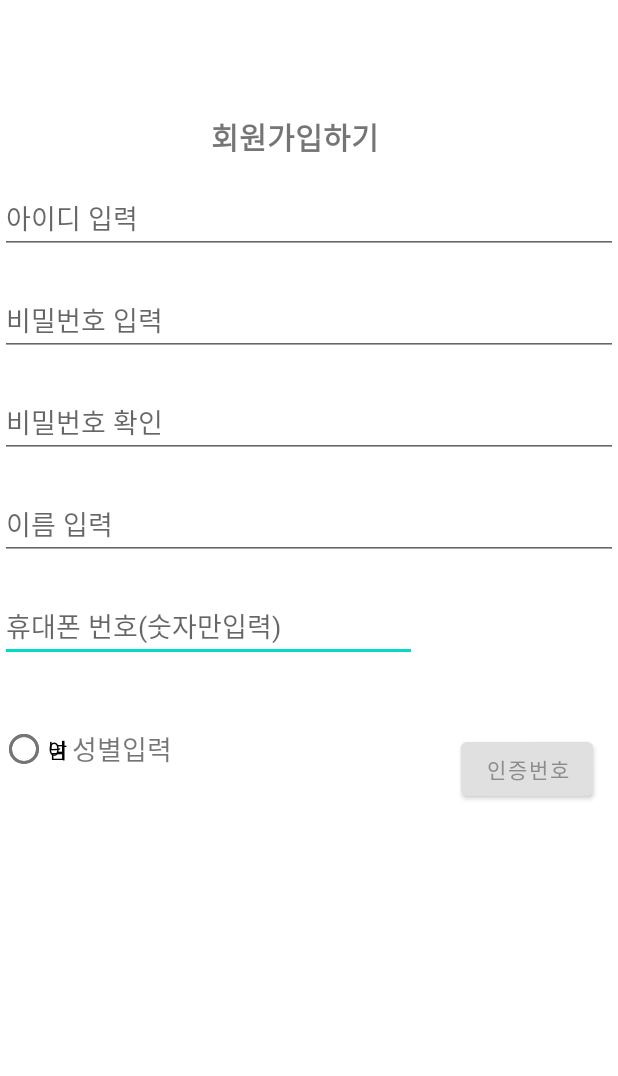
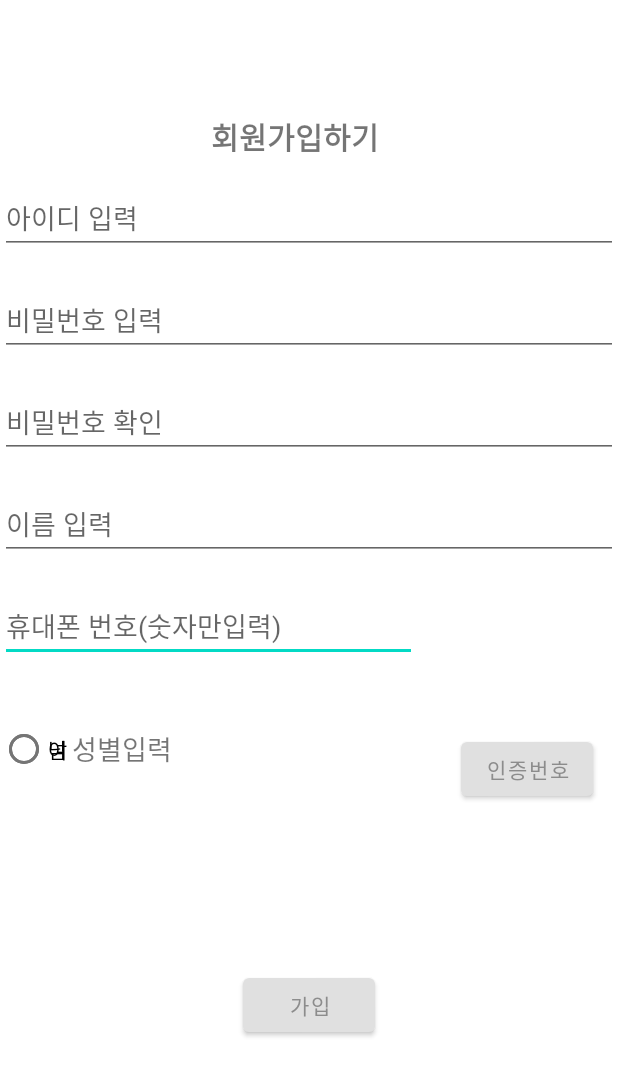
Before and after one commit to 2021-SMHRD-KDT-New-AI-1/thinkBig, an Android app: the sign_up screen opened directly, with no data from a screen before it, on a phone screen of 412 x 824 dp. Shown: the top 1076 px of the screen. Run offline under Robolectric (Android 15) with nearby library versions, the phone set to English and light mode, and no system bars; our stand-ins replace Volley; network calls fail.

Commit message:
지놔 : 로그인, 회원가입 완

```diff
--- a/app/src/main/java/com/cjt/weather/sign_up.java
+++ b/app/src/main/java/com/cjt/weather/sign_up.java
@@ -2,13 +2,85 @@ package com.cjt.weather;
 
 import androidx.appcompat.app.AppCompatActivity;
 
+import android.content.Intent;
 import android.os.Bundle;
+import android.view.View;
+import android.widget.Button;
+import android.widget.EditText;
+import android.widget.RadioButton;
+import android.widget.Toast;
+
+import com.android.volley.Request;
+import com.android.volley.RequestQueue;
+import com.android.volley.Response;
+import com.android.volley.VolleyError;
+import com.android.volley.toolbox.StringRequest;
+import com.android.volley.toolbox.Volley;
 
 public class sign_up extends AppCompatActivity {
+
+    EditText edit_id, edit_pw, edit_pw2, edit_name;
+    Button btn_register;
+    RadioButton radi_male, radi_female;
+    RequestQueue requestQueue;
 
     @Override
     protected void onCreate(Bundle savedInstanceState) {
         super.onCreate(savedInstanceState);
         setContentView(R.layout.activity_sign_up);
+
+        edit_id = findViewById(R.id.edit_id);
+        edit_pw = findViewById(R.id.edit_pw);
+        edit_pw2 = findViewById(R.id.edit_pw2);
+        edit_name = findViewById(R.id.edit_name);
+        btn_register = findViewById(R.id.btn_register);
+        radi_male = findViewById(R.id.radi_male);
+        radi_female = findViewById(R.id.radi_female);
+
+        if (requestQueue == null) {
+            requestQueue = Volley.newRequestQueue(getApplicationContext());
+        }
+
+        btn_register.setOnClickListener(new View.OnClickListener() {
+            @Override
+            public void onClick(View view) {
+                String id = edit_id.getText().toString();
+                String pw = edit_pw.getText().toString();
+                String pw2 = edit_pw2.getText().toString();
+                String name = edit_name.getText().toString();
+                String url = "http://172.30.1.29:3002/Gaip?id=";
+                url += id;
+                url += "&pw=" + pw;
+                url += "&name=" + name;
+
+                StringRequest request = new StringRequest(
+                        Request.Method.GET,
+                        url,
+                        new Response.Listener<String>() {
+                            @Override
+                            public void onResponse(String response) {
+
+                            }
+                        },
+                        new Response.ErrorListener() {
+                            @Override
+                            public void onErrorResponse(VolleyError error) {
+
+                            }
+                        }
+
+                );
+                requestQueue.add(request);
+                if (!pw.equals(pw2)) {
+                    Toast.makeText(getApplicationContext(),"비밀번호가 일치해야 합니다.", Toast.LENGTH_SHORT).show();
+                } else {
+                    Toast.makeText(getApplicationContext(),"회원가입이 완료되었습니다.", Toast.LENGTH_SHORT).show();
+                    Intent intent = new Intent(sign_up.this, LoginActivity.class);
+                    startActivity(intent);
+                }
+            }
+        });
+
+
     }
 }
--- a/app/src/main/res/layout/activity_sign_up.xml
+++ b/app/src/main/res/layout/activity_sign_up.xml
@@ -7,7 +7,19 @@
     tools:context=".sign_up">
 
     <Button
-        android:id="@+id/button4"
+        android:id="@+id/btn_register"
+        android:layout_width="wrap_content"
+        android:layout_height="wrap_content"
+        android:layout_marginBottom="8dp"
+        android:text="가입"
+        android:textColor="#8C8C8C"
+        app:layout_constraintBottom_toBottomOf="parent"
+        app:layout_constraintEnd_toEndOf="parent"
+        app:layout_constraintStart_toStartOf="parent"
+        app:layout_constraintTop_toBottomOf="@+id/radi_male" />
+
+    <Button
+        android:id="@+id/btn_phone"
         android:layout_width="wrap_content"
         android:layout_height="wrap_content"
         android:layout_marginTop="20dp"
@@ -17,11 +29,11 @@
         app:layout_constraintBottom_toBottomOf="parent"
         app:layout_constraintEnd_toEndOf="parent"
         app:layout_constraintHorizontal_bias="0.636"
-        app:layout_constraintStart_toEndOf="@+id/editTextTextPersonName10"
-        app:layout_constraintTop_toBottomOf="@+id/editTextTextPersonName9" />
+        app:layout_constraintStart_toEndOf="@+id/edit_phone"
+        app:layout_constraintTop_toBottomOf="@+id/edit_name" />
 
     <EditText
-        android:id="@+id/editTextTextPersonName10"
+        android:id="@+id/edit_phone"
         android:layout_width="278dp"
         android:layout_height="0dp"
         android:layout_marginTop="20dp"
@@ -30,10 +42,10 @@
         android:inputType="textPersonName"
         android:textColor="#E0E0E0"
         app:layout_constraintStart_toStartOf="parent"
-        app:layout_constraintTop_toBottomOf="@+id/editTextTextPersonName9" />
+        app:layout_constraintTop_toBottomOf="@+id/edit_name" />
 
     <EditText
-        android:id="@+id/editTextTextPersonName9"
+        android:id="@+id/edit_name"
         android:layout_width="0dp"
         android:layout_height="wrap_content"
         android:layout_marginTop="20dp"
@@ -44,10 +56,10 @@
         app:layout_constraintEnd_toEndOf="parent"
         app:layout_constraintHorizontal_bias="0.0"
         app:layout_constraintStart_toStartOf="parent"
-        app:layout_constraintTop_toBottomOf="@+id/editTextTextPassword6" />
+        app:layout_constraintTop_toBottomOf="@+id/edit_pw2" />
 
     <EditText
-        android:id="@+id/editTextTextPassword6"
+        android:id="@+id/edit_pw2"
         android:layout_width="0dp"
         android:layout_height="wrap_content"
         android:layout_marginTop="20dp"
@@ -57,10 +69,10 @@
         app:layout_constraintEnd_toEndOf="parent"
         app:layout_constraintHorizontal_bias="0.0"
         app:layout_constraintStart_toStartOf="parent"
-        app:layout_constraintTop_toBottomOf="@+id/editTextTextPassword5" />
+        app:layout_constraintTop_toBottomOf="@+id/edit_pw" />
 
     <EditText
-        android:id="@+id/editTextTextPassword5"
+        android:id="@+id/edit_pw"
         android:layout_width="0dp"
         android:layout_height="wrap_content"
         android:layout_marginTop="20dp"
@@ -70,10 +82,10 @@
         app:layout_constraintEnd_toEndOf="parent"
         app:layout_constraintHorizontal_bias="0.0"
         app:layout_constraintStart_toStartOf="parent"
-        app:layout_constraintTop_toBottomOf="@+id/editTextTextPersonName8" />
+        app:layout_constraintTop_toBottomOf="@+id/edit_id" />
 
     <EditText
-        android:id="@+id/editTextTextPersonName8"
+        android:id="@+id/edit_id"
         android:layout_width="0dp"
         android:layout_height="wrap_content"
         android:layout_marginTop="20dp"
@@ -100,7 +112,7 @@
         app:layout_constraintVertical_bias="0.095" />
 
     <RadioButton
-        android:id="@+id/radioButton"
+        android:id="@+id/radi_male"
         android:layout_width="wrap_content"
         android:layout_height="wrap_content"
         android:text="남"
@@ -117,15 +129,15 @@
         android:text="성별입력"
         android:textSize="18sp"
         app:layout_constraintStart_toStartOf="parent"
-        app:layout_constraintTop_toBottomOf="@+id/editTextTextPersonName10" />
+        app:layout_constraintTop_toBottomOf="@+id/edit_phone" />
 
     <RadioButton
-        android:id="@+id/radioButton2"
+        android:id="@+id/radi_female"
         android:layout_width="wrap_content"
         android:layout_height="wrap_content"
         android:text="여"
-        app:layout_constraintBottom_toBottomOf="@+id/radioButton"
-        app:layout_constraintTop_toTopOf="@+id/radioButton"
+        app:layout_constraintBottom_toBottomOf="@+id/radi_male"
+        app:layout_constraintTop_toTopOf="@+id/radi_male"
         app:layout_constraintVertical_bias="1.0"
         tools:layout_editor_absoluteX="207dp" />
 
```
Also changed, not shown: app/src/main/java/com/cjt/weather/LoginActivity.java (+35 -13 lines).
